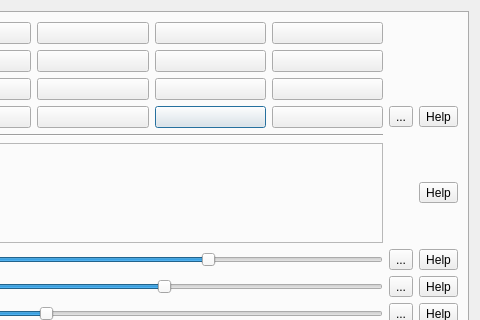
Qt form showclick/showclickDialog.ui (vkohaupt/vokoShowClick) before a commit; both pictures show x 126 to 606 and y 0 to 320 of the 606 by 520 pixel window.
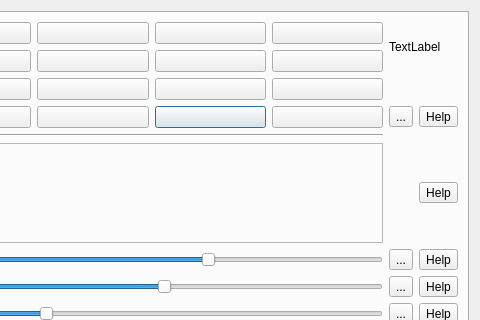
The same form after that commit. Icons and pictures are not drawn.

The edit to the form file:
```diff
--- a/showclick/showclickDialog.ui
+++ b/showclick/showclickDialog.ui
@@ -152,28 +152,6 @@
              </property>
             </widget>
            </item>
-           <item row="0" column="5" rowspan="3" colspan="2" alignment="Qt::AlignRight|Qt::AlignTop">
-            <widget class="QToolButton" name="toolButtonBS">
-             <property name="enabled">
-              <bool>true</bool>
-             </property>
-             <property name="sizePolicy">
-              <sizepolicy hsizetype="Maximum" vsizetype="Maximum">
-               <horstretch>0</horstretch>
-               <verstretch>0</verstretch>
-              </sizepolicy>
-             </property>
-             <property name="iconSize">
-              <size>
-               <width>56</width>
-               <height>56</height>
-              </size>
-             </property>
-             <property name="autoRaise">
-              <bool>true</bool>
-             </property>
-            </widget>
-           </item>
            <item row="1" column="3">
             <widget class="QPushButton" name="pushButton_darkMagenta">
              <property name="text">
@@ -216,6 +194,13 @@
              </property>
             </widget>
            </item>
+           <item row="0" column="5" rowspan="2" colspan="2">
+            <widget class="QLabel" name="labelOS">
+             <property name="text">
+              <string>TextLabel</string>
+             </property>
+            </widget>
+           </item>
           </layout>
          </item>
          <item>
```
